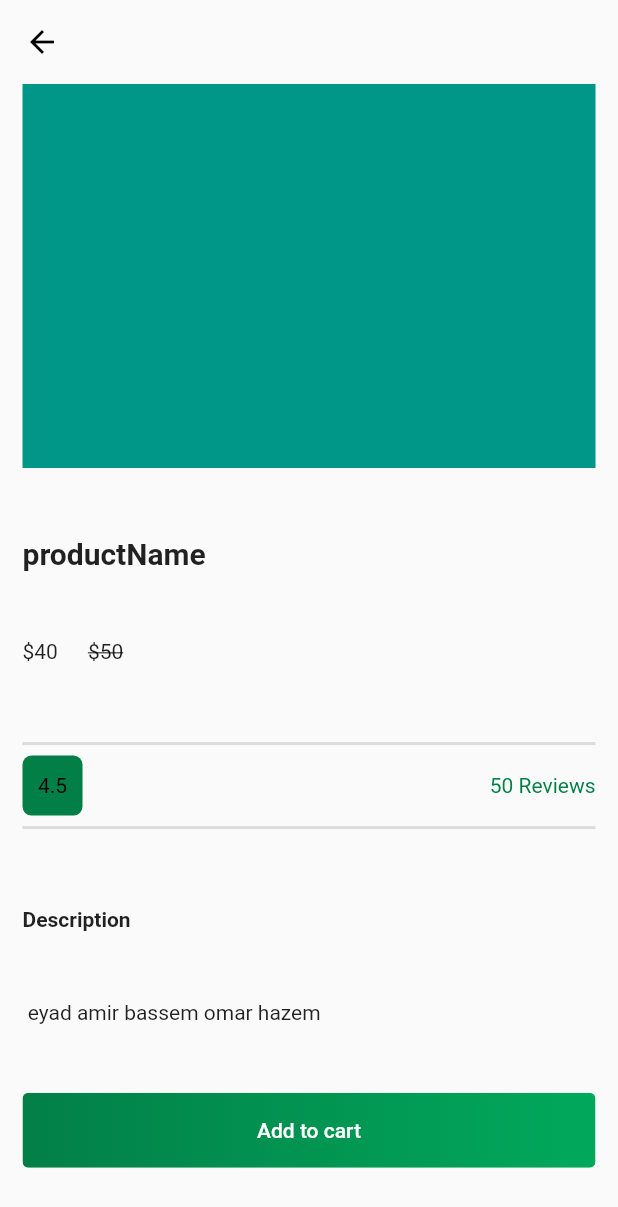
After one commit to hazemabollfadl/new_food_delivery, a Flutter app: the DetailsPage screen opened directly, on a phone screen of 412 x 824 dp. The commit adds this screen. Shown: the top 1207 px of the screen. Run offline on Flutter 3.47's test engine with Material 2 defaults, Android fonts, the phone set to English and light mode, and no system bars; our stand-ins replace cloud_firestore, firebase_auth, firebase_core; accounts and stored records are empty; statements that could not run were skipped.

Commit message:
product details UI and problem fixed

```diff
--- /dev/null
+++ b/lib/pages/detailPage/components/second_part.dart
@@ -0,0 +1,88 @@
+import 'package:flutter/cupertino.dart';
+import 'package:flutter/material.dart';
+
+import '../../../appColors/app_colors.dart';
+import '../../../widgets/my_button.dart';
+
+class SecondPart extends StatelessWidget {
+  const SecondPart({super.key});
+
+  @override
+  Widget build(BuildContext context) {
+    return Expanded(
+      flex: 2,
+      child: Column(
+        mainAxisAlignment: MainAxisAlignment.spaceEvenly,
+        crossAxisAlignment: CrossAxisAlignment.start,
+        children: [
+          Text(
+            "productName",
+            style: TextStyle(
+              fontSize: 20,
+              fontWeight: FontWeight.bold,
+            ),
+          ),
+          Row(
+            children: [
+              Text("\$40"),
+              SizedBox(
+                width: 20,
+              ),
+              Text("\$50",
+                  style: TextStyle(
+                    decoration: TextDecoration.lineThrough,
+                  ))
+            ],
+          ),
+          Column(
+            children: [
+              Divider(
+                thickness: 2,
+              ),
+              Row(
+                mainAxisAlignment: MainAxisAlignment.spaceBetween,
+                children: [
+                  Container(
+                    height: 40,
+                    width: 40,
+                    decoration: BoxDecoration(
+                        color: AppColors.kgradientk1,
+                        borderRadius: BorderRadius.circular(6)),
+                    child: Center(
+                      child: Text(
+                        "4.5",
+                        style: TextStyle(
+                          color: AppColors.kblackColor,
+                        ),
+                      ),
+                    ),
+                  ),
+                  Text(
+                    "50 Reviews",
+                    style: TextStyle(
+                      color: AppColors.kgradientk1,
+                    ),
+                  ),
+                ],
+              ),
+              Divider(
+                thickness: 2,
+              ),
+            ],
+          ),
+          Text(
+            "Description",
+            style: TextStyle(
+              fontWeight: FontWeight.bold,
+            ),
+          ),
+          Text(
+            " eyad amir bassem omar hazem ",
+            style: TextStyle(),
+          ),
+          MyButton(onPressed: () {}, text: "Add to cart"),
+        ],
+      ),
+    );
+  }
+}
--- /dev/null
+++ b/lib/pages/detailPage/components/top_part.dart
@@ -0,0 +1,12 @@
+import 'package:flutter/material.dart';
+
+class Toppart extends StatelessWidget {
+  const Toppart({super.key});
+
+  @override
+  Widget build(BuildContext context) {
+    return Expanded(
+      child: Container(height: 200, width: double.infinity, color: Colors.teal),
+    );
+  }
+}
--- a/lib/pages/detailPage/details_page.dart
+++ b/lib/pages/detailPage/details_page.dart
@@ -1,10 +1,36 @@
 import 'package:flutter/material.dart';
+import 'package:new_food_delivery/appColors/app_colors.dart';
+import 'package:new_food_delivery/pages/detailPage/components/second_part.dart';
+import 'package:new_food_delivery/pages/login/components/top_part.dart';
+import 'package:new_food_delivery/widgets/my_button.dart';
 
-class DetailsPage extends StatelessWidget {
+import 'components/top_part.dart';
+
+class DetailsPage extends StatefulWidget {
   const DetailsPage({super.key});
 
   @override
+  State<DetailsPage> createState() => _DetailsPageState();
+}
+
+class _DetailsPageState extends State<DetailsPage> {
+  @override
   Widget build(BuildContext context) {
-    return Container();
+    return Scaffold(
+      appBar: AppBar(
+        elevation: 0,
+        backgroundColor: Colors.transparent,
+      ),
+      body: Padding(
+        padding: const EdgeInsets.symmetric(horizontal: 15),
+        child: Column(
+          crossAxisAlignment: CrossAxisAlignment.start,
+          children: [
+            Toppart(),
+            SecondPart(),
+          ],
+        ),
+      ),
+    );
   }
 }
--- a/lib/widgets/single_product.dart
+++ b/lib/widgets/single_product.dart
@@ -4,11 +4,10 @@ class SingleProduct extends StatelessWidget {
   final String image;
   final String name;
   final double price;
-
   final Function()? onTap;
   const SingleProduct({
+    required this.image,
     required this.onTap,
-    required this.image,
     required this.name,
     required this.price,
     Key? key,
@@ -27,8 +26,7 @@ class SingleProduct extends StatelessWidget {
             decoration: BoxDecoration(
               image: DecorationImage(
                 fit: BoxFit.cover,
-                image: NetworkImage(
-                    "https://www.google.com/url?sa=i&url=https%3A%2F%2Fcairowestmag.com%2Fbest-burger-places-in-cairo%2F&psig=AOvVaw0q6BAw5WhviN008KzVkkTh&ust=1673395592521000&source=images&cd=vfe&ved=0CBAQjRxqFwoTCOjXicLau_wCFQAAAAAdAAAAABAD"),
+                image: NetworkImage(image),
               ),
               borderRadius: BorderRadius.circular(20),
             ),
```
Also changed, not shown: lib/pages/home/home_page.dart (+22 -22 lines), lib/widgets/grid_view_widget.dart (+26 -27 lines).
